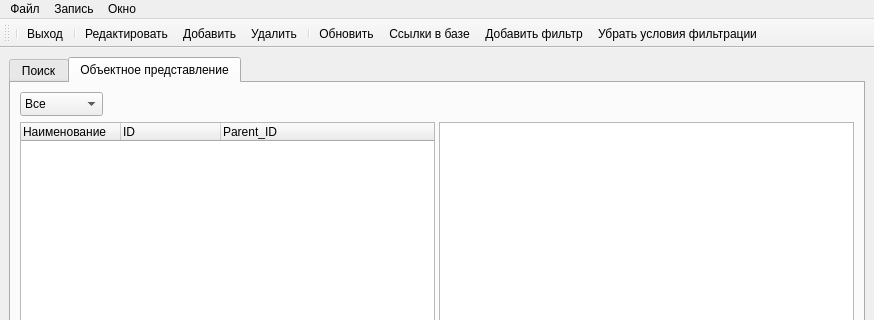
VladisGol/platon-accs, file mainwindow.ui: the form before one commit; both pictures show x 0 to 874 and y 0 to 320 of the 874 by 744 pixel window.
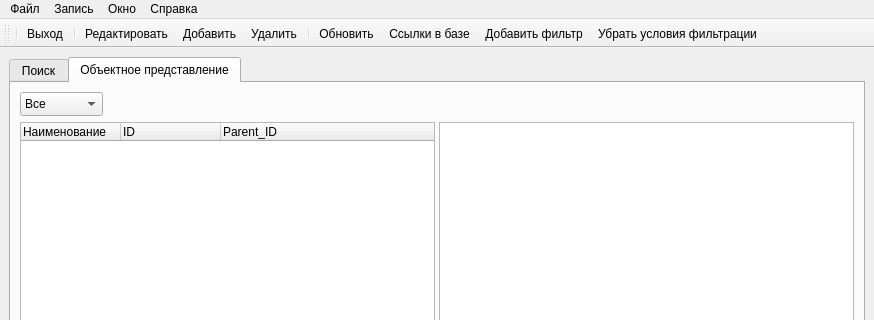
The form after the commit. Icons and pictures are not drawn. Custom widgets are drawn as their Qt base class.

Commit message: Реализовано диалоговое окно "О программе"

Diff of the .ui file:
```diff
--- a/mainwindow.ui
+++ b/mainwindow.ui
@@ -226,9 +226,16 @@
     <addaction name="separator"/>
     <addaction name="action_View_IDs"/>
    </widget>
+   <widget class="QMenu" name="menu_4">
+    <property name="title">
+     <string>Справка</string>
+    </property>
+    <addaction name="action_About"/>
+   </widget>
    <addaction name="menu"/>
    <addaction name="menu_2"/>
    <addaction name="menu_3"/>
+   <addaction name="menu_4"/>
   </widget>
   <widget class="QStatusBar" name="statusbar">
    <property name="layoutDirection">
```
Left out of the diff: 5 changed lines with no effect on the pictures. The commit also changes 6 other files.
